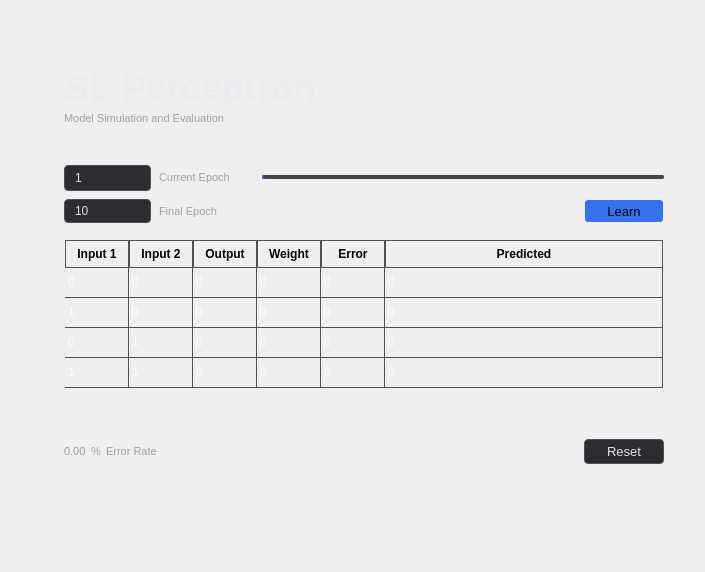
This is qlogicae_simnapse/qlogicae_simnapse/qt/evaluation.ui in CedricDeVon/qlogicae_simnapse as Qt 5 draws it before an edit. The edited form follows.
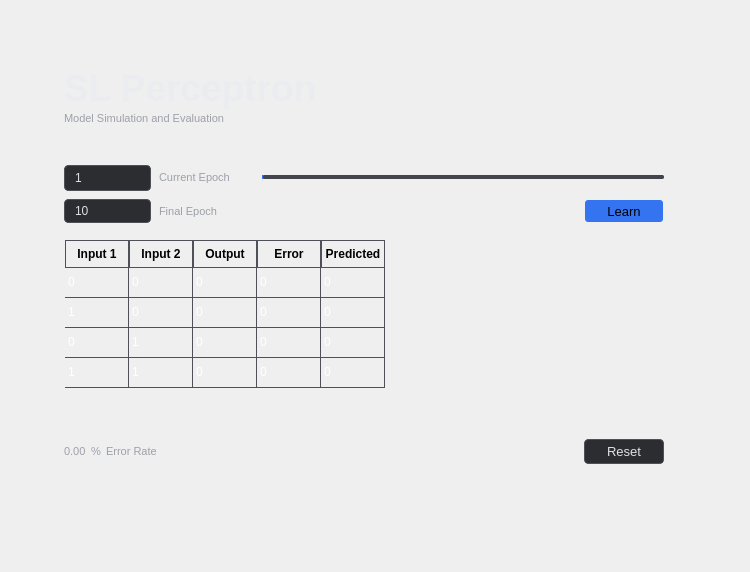
This is the edited form. Icons and pictures are not drawn.

```diff
--- a/qlogicae_simnapse/qlogicae_simnapse/qt/evaluation.ui
+++ b/qlogicae_simnapse/qlogicae_simnapse/qt/evaluation.ui
@@ -6,7 +6,7 @@
    <rect>
     <x>0</x>
     <y>0</y>
-    <width>705</width>
+    <width>750</width>
     <height>572</height>
    </rect>
   </property>
@@ -733,7 +733,7 @@
                <number>4</number>
               </property>
               <property name="columnCount">
-               <number>6</number>
+               <number>5</number>
               </property>
               <attribute name="horizontalHeaderVisible">
                <bool>true</bool>
@@ -751,7 +751,7 @@
                <bool>false</bool>
               </attribute>
               <attribute name="horizontalHeaderStretchLastSection">
-               <bool>true</bool>
+               <bool>false</bool>
               </attribute>
               <attribute name="verticalHeaderVisible">
                <bool>false</bool>
@@ -793,11 +793,6 @@
                 <string>Output</string>
                </property>
               </column>
-              <column>
-               <property name="text">
-                <string>Weight</string>
-               </property>
-              </column>
               <column>
                <property name="text">
                 <string>Error</string>
@@ -839,14 +834,6 @@
                 <set>ItemIsDragEnabled|ItemIsDropEnabled|ItemIsUserCheckable|ItemIsEnabled</set>
                </property>
               </item>
-              <item row="0" column="5">
-               <property name="text">
-                <string>0</string>
-               </property>
-               <property name="flags">
-                <set>ItemIsDragEnabled|ItemIsDropEnabled|ItemIsUserCheckable|ItemIsEnabled</set>
-               </property>
-              </item>
               <item row="1" column="0">
                <property name="text">
                 <string>1</string>
@@ -878,14 +865,6 @@
                 <set>ItemIsDragEnabled|ItemIsDropEnabled|ItemIsUserCheckable|ItemIsEnabled</set>
                </property>
               </item>
-              <item row="1" column="5">
-               <property name="text">
-                <string>0</string>
-               </property>
-               <property name="flags">
-                <set>ItemIsDragEnabled|ItemIsDropEnabled|ItemIsUserCheckable|ItemIsEnabled</set>
-               </property>
-              </item>
               <item row="2" column="0">
                <property name="text">
                 <string>0</string>
@@ -917,14 +896,6 @@
                 <set>ItemIsDragEnabled|ItemIsDropEnabled|ItemIsUserCheckable|ItemIsEnabled</set>
                </property>
               </item>
-              <item row="2" column="5">
-               <property name="text">
-                <string>0</string>
-               </property>
-               <property name="flags">
-                <set>ItemIsDragEnabled|ItemIsDropEnabled|ItemIsUserCheckable|ItemIsEnabled</set>
-               </property>
-              </item>
               <item row="3" column="0">
                <property name="text">
                 <string>1</string>
@@ -956,14 +927,6 @@
                 <set>ItemIsDragEnabled|ItemIsDropEnabled|ItemIsUserCheckable|ItemIsEnabled</set>
                </property>
               </item>
-              <item row="3" column="5">
-               <property name="text">
-                <string>0</string>
-               </property>
-               <property name="flags">
-                <set>ItemIsDragEnabled|ItemIsDropEnabled|ItemIsUserCheckable|ItemIsEnabled</set>
-               </property>
-              </item>
              </widget>
             </item>
             <item alignment="Qt::AlignmentFlag::AlignTop">
```
Left out of the diff: 2 changed lines with no effect on the pictures.
